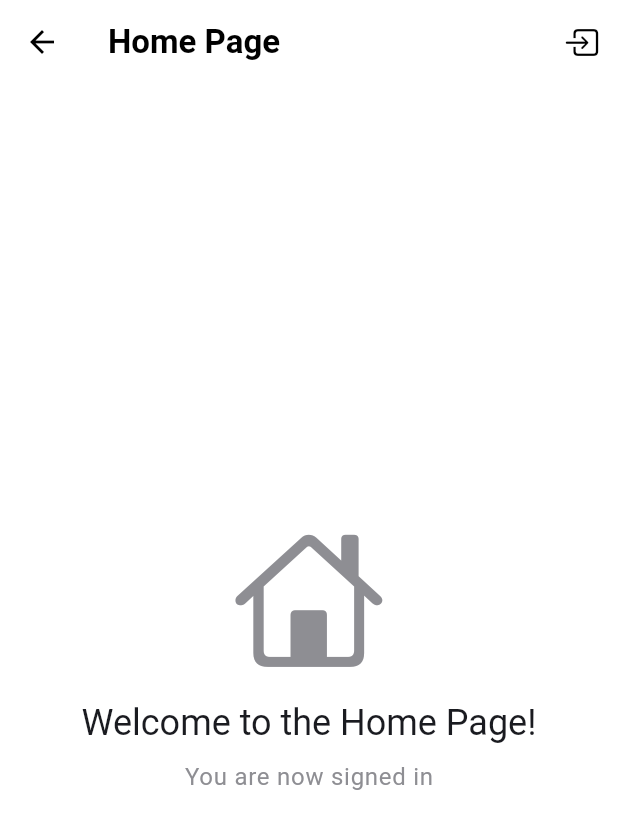
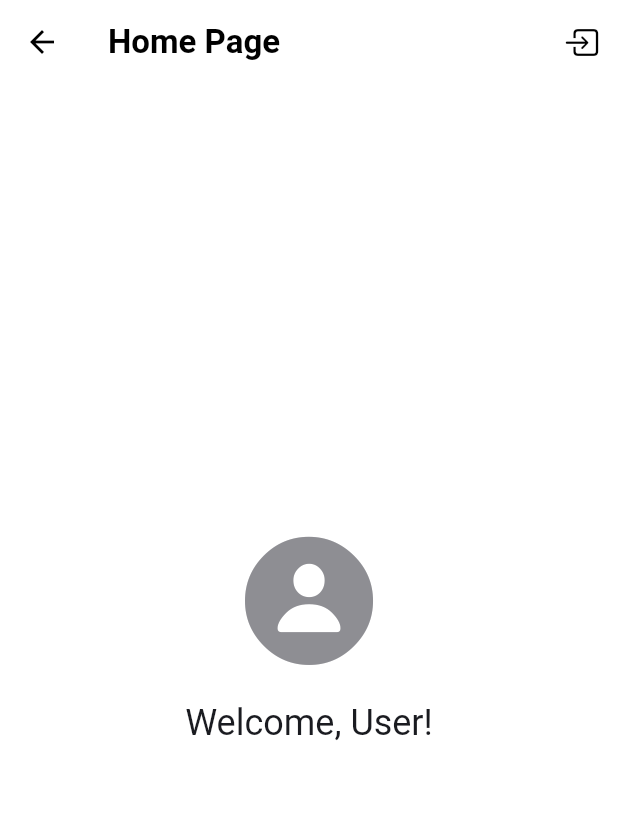
Before and after one commit to siuma1109/shape_task_connect, a Flutter app: the HomeScreen screen opened by its route, on a phone screen of 412 x 824 dp. Shown: the top 829 px of the screen. Run offline on Flutter 3.47's test engine with Material 3 defaults, Android fonts, the phone set to English and light mode, and no system bars; our stand-ins replace get_it, local_auth, shared_preferences, sqflite; accounts and stored records are empty.

Commit message:
Add user detail(username) field home page show username

```diff
--- a/lib/models/user.dart
+++ b/lib/models/user.dart
@@ -1,26 +1,26 @@
 class User {
-  final int? id;
   final String email;
+  final String username;
   final String password;
 
   User({
-    this.id,
     required this.email,
+    required this.username,
     required this.password,
   });
 
   Map<String, dynamic> toMap() {
     return {
-      'id': id,
       'email': email,
+      'username': username,
       'password': password,
     };
   }
 
   factory User.fromMap(Map<String, dynamic> map) {
     return User(
-      id: map['id'],
       email: map['email'],
+      username: map['username'],
       password: map['password'],
     );
   }
--- a/lib/repositories/user_repository.dart
+++ b/lib/repositories/user_repository.dart
@@ -17,6 +17,7 @@ class UserRepository {
       );
       return true;
     } catch (e) {
+      //print('error: $e');
       return false;
     }
   }
--- a/lib/screens/home/home_screen.dart
+++ b/lib/screens/home/home_screen.dart
@@ -22,6 +22,8 @@
 
   @override
   Widget build(BuildContext context) {
+    final userDetails = widget.authService.currentUserDetails;
+
     return Scaffold(
       appBar: AppBar(
         title: Text(
@@ -41,18 +43,18 @@
             mainAxisAlignment: MainAxisAlignment.center,
             children: [
               const Icon(
-                CupertinoIcons.home,
+                CupertinoIcons.person_circle_fill,
                 size: 100,
                 color: CupertinoColors.systemGrey,
               ),
               const SizedBox(height: 16),
               Text(
-                'Welcome to the Home Page!',
+                'Welcome, ${userDetails?.username ?? "User"}!',
                 style: Theme.of(context).textTheme.headlineSmall,
               ),
               const SizedBox(height: 8),
               Text(
-                'You are now signed in',
+                userDetails?.email ?? '',
                 style: Theme.of(context).textTheme.bodyLarge?.copyWith(
                       color: CupertinoColors.systemGrey,
                     ),
--- a/lib/services/database_service.dart
+++ b/lib/services/database_service.dart
@@ -24,6 +24,7 @@ class DatabaseService {
       CREATE TABLE users(
         id INTEGER PRIMARY KEY AUTOINCREMENT,
         email TEXT UNIQUE,
+        username TEXT,
         password TEXT
       )
     ''');
--- a/lib/widgets/auth_wrapper.dart
+++ b/lib/widgets/auth_wrapper.dart
@@ -12,7 +12,7 @@ class AuthWrapper extends StatelessWidget {
   @override
   Widget build(BuildContext context) {
     return FutureBuilder<bool>(
-      future: _authService.isLoggedIn(),
+      future: _authService.checkLoginStatus(),
       builder: (context, snapshot) {
         if (snapshot.connectionState == ConnectionState.waiting) {
           return const Center(child: CircularProgressIndicator());
```
Also changed, not shown: lib/screens/auth/register_screen.dart (+20 -0 lines), lib/services/auth_service.dart (+18 -16 lines).
